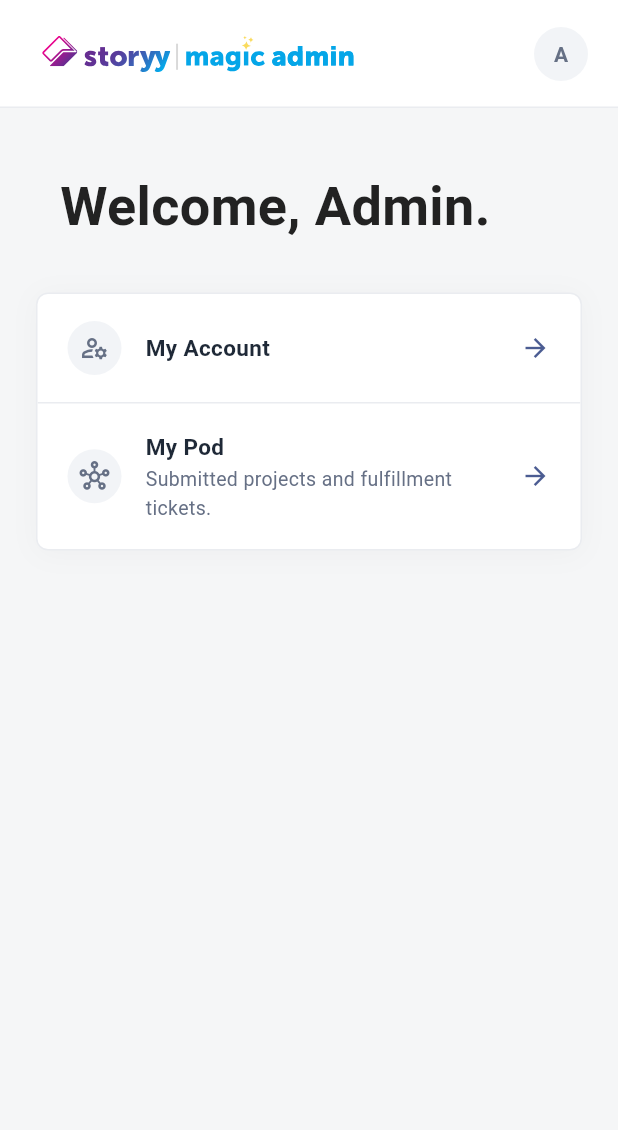
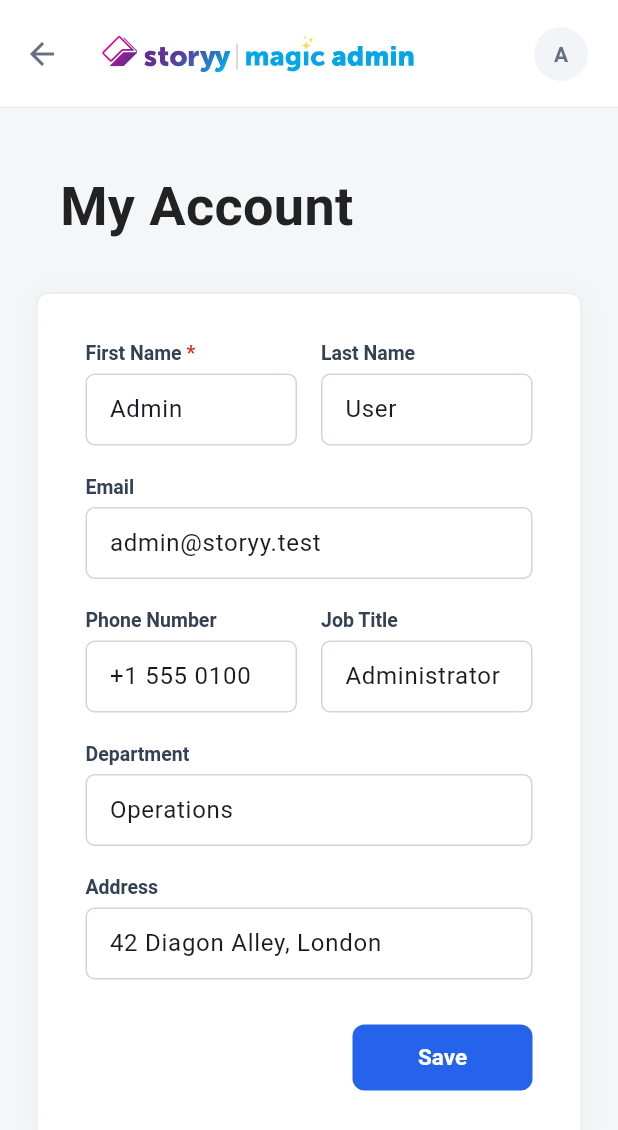
Before and after one commit to caiomoura-storyy/qa_test_1, a Flutter app: the HomePage screen opened by its route, after a tap on "My Account", on a phone screen of 412 x 824 dp. Shown: the top 1130 px of the screen. Run offline on Flutter 3.47's test engine with Material 3 defaults, Android fonts, the phone set to English and light mode, and no system bars; our stand-ins replace flutter_svg, go_router, shared_preferences; accounts and stored records are empty.

Commit message:
Adding My Account

```diff
--- /dev/null
+++ b/lib/app/service/account_service.dart
@@ -0,0 +1,76 @@
+import 'package:shared_preferences/shared_preferences.dart';
+
+class AccountProfile {
+  const AccountProfile({
+    required this.firstName,
+    required this.lastName,
+    required this.email,
+    required this.phone,
+    required this.jobTitle,
+    required this.department,
+    required this.address,
+  });
+
+  final String firstName;
+  final String lastName;
+  final String email;
+  final String phone;
+  final String jobTitle;
+  final String department;
+  final String address;
+}
+
+class AccountService {
+  AccountService._();
+  static final AccountService instance = AccountService._();
+
+  static const _firstNameKey = 'account.firstName';
+  static const _lastNameKey = 'account.lastName';
+  static const _emailKey = 'account.email';
+  static const _phoneKey = 'account.phone';
+  static const _jobTitleKey = 'account.jobTitle';
+  static const _departmentKey = 'account.department';
+  static const _addressKey = 'account.address';
+
+  static const _defaults = AccountProfile(
+    firstName: 'Admin',
+    lastName: 'User',
+    email: 'admin@storyy.test',
+    phone: '+1 555 0100',
+    jobTitle: 'Administrator',
+    department: 'Operations',
+    address: '42 Diagon Alley, London',
+  );
+
+  AccountProfile _profile = _defaults;
+  bool _initialized = false;
+
+  AccountProfile get profile => _profile;
+
+  Future<void> init() async {
+    if (_initialized) return;
+    final prefs = await SharedPreferences.getInstance();
+    _profile = AccountProfile(
+      firstName: prefs.getString(_firstNameKey) ?? _defaults.firstName,
+      lastName: prefs.getString(_lastNameKey) ?? _defaults.lastName,
+      email: prefs.getString(_emailKey) ?? _defaults.email,
+      phone: prefs.getString(_phoneKey) ?? _defaults.phone,
+      jobTitle: prefs.getString(_jobTitleKey) ?? _defaults.jobTitle,
+      department: prefs.getString(_departmentKey) ?? _defaults.department,
+      address: prefs.getString(_addressKey) ?? _defaults.address,
+    );
+    _initialized = true;
+  }
+
+  Future<void> save(AccountProfile profile) async {
+    _profile = profile;
+    final prefs = await SharedPreferences.getInstance();
+    await prefs.setString(_firstNameKey, profile.firstName);
+    await prefs.setString(_lastNameKey, profile.lastName);
+    await prefs.setString(_emailKey, profile.email);
+    await prefs.setString(_phoneKey, profile.phone);
+    await prefs.setString(_jobTitleKey, profile.jobTitle);
+    await prefs.setString(_departmentKey, profile.department);
+    await prefs.setString(_addressKey, profile.address);
+  }
+}
--- a/lib/components/main_app_bar.dart
+++ b/lib/components/main_app_bar.dart
@@ -1,6 +1,5 @@
 import 'package:flutter/material.dart';
 import 'package:flutter_svg/flutter_svg.dart';
-import 'package:go_router/go_router.dart';
 
 import '../app/service/auth_service.dart';
 import '../theme/app_theme.dart';
@@ -15,8 +14,7 @@ class MainAppBar extends StatelessWidget implements PreferredSizeWidget {
 
   @override
   Widget build(BuildContext context) {
-    final router = GoRouter.of(context);
-    final canPop = router.canPop();
+    final canPop = Navigator.of(context).canPop();
 
     return AppBar(
       backgroundColor: Colors.white,
@@ -31,7 +29,7 @@ class MainAppBar extends StatelessWidget implements PreferredSizeWidget {
           ? IconButton(
               tooltip: 'Back',
               icon: const Icon(Icons.arrow_back, color: AppTheme.mutedText),
-              onPressed: router.pop,
+              onPressed: () => Navigator.of(context).maybePop(),
             )
           : null,
       title: SvgPicture.asset(
--- a/lib/main.dart
+++ b/lib/main.dart
@@ -1,10 +1,12 @@
 import 'package:flutter/material.dart';
 
+import 'app/service/account_service.dart';
 import 'app/service/auth_service.dart';
 import 'app_root.dart';
 
 Future<void> main() async {
   WidgetsFlutterBinding.ensureInitialized();
   await AuthService.instance.init();
+  await AccountService.instance.init();
   runApp(const AppRoot());
 }
--- a/lib/pages/home/home_page.dart
+++ b/lib/pages/home/home_page.dart
@@ -51,7 +51,11 @@ class _HomeMenuCard extends StatelessWidget {
   const _HomeMenuCard();
 
   static const _entries = <_MenuEntry>[
-    _MenuEntry(icon: Icons.manage_accounts_outlined, title: 'My Account'),
+    _MenuEntry(
+      icon: Icons.manage_accounts_outlined,
+      title: 'My Account',
+      route: '/my-account',
+    ),
     _MenuEntry(
       icon: Icons.hub_outlined,
       title: 'My Pod',
--- /dev/null
+++ b/lib/pages/my_account/my_account_page.dart
@@ -0,0 +1,406 @@
+import 'package:flutter/material.dart';
+
+import '../../app/service/account_service.dart';
+import '../../components/main_app_bar.dart';
+import '../../theme/app_theme.dart';
+
+class MyAccountPage extends StatefulWidget {
+  const MyAccountPage({super.key});
+
+  @override
+  State<MyAccountPage> createState() => _MyAccountPageState();
+}
+
+class _MyAccountPageState extends State<MyAccountPage> {
+  final _formKey = GlobalKey<FormState>();
+
+  late final TextEditingController _firstName;
+  late final TextEditingController _lastName;
+  late final TextEditingController _email;
+  late final TextEditingController _phone;
+  late final TextEditingController _jobTitle;
+  late final TextEditingController _department;
+  late final TextEditingController _address;
+
+  late final List<_TrackedField> _tracked;
+  bool _isDirty = false;
+
+  @override
+  void initState() {
+    super.initState();
+    final profile = AccountService.instance.profile;
+    _firstName = TextEditingController(text: profile.firstName);
+    _lastName = TextEditingController(text: profile.lastName);
+    _email = TextEditingController(text: profile.email);
+    _phone = TextEditingController(text: profile.phone);
+    _jobTitle = TextEditingController(text: profile.jobTitle);
+    _department = TextEditingController(text: profile.department);
+    _address = TextEditingController(text: profile.address);
+    _tracked = [
+      _TrackedField(_firstName),
+      _TrackedField(_lastName),
+      _TrackedField(_email),
+      _TrackedField(_phone),
+      _TrackedField(_jobTitle),
+      _TrackedField(_address),
+    ];
+    for (final f in _tracked) {
+      f.controller.addListener(_recomputeDirty);
+    }
+  }
+
+  void _recomputeDirty() {
+    final dirty = _tracked.any((f) => f.controller.text != f.baseline);
+    if (dirty != _isDirty) setState(() => _isDirty = dirty);
+  }
+
+  @override
+  void dispose() {
+    for (final f in _tracked) {
+      f.controller.removeListener(_recomputeDirty);
+    }
+    _firstName.dispose();
+    _lastName.dispose();
+    _email.dispose();
+    _phone.dispose();
+    _jobTitle.dispose();
+    _department.dispose();
+    _address.dispose();
+    super.dispose();
+  }
+
+  Future<void> _save() async {
+    if (!_formKey.currentState!.validate()) return;
+
+    await AccountService.instance.save(
+      AccountProfile(
+        firstName: _firstName.text,
+        lastName: _lastName.text,
+        email: _email.text,
+        phone: _phone.text,
+        jobTitle: _jobTitle.text,
+        department: _department.text,
+        address: _address.text,
+      ),
+    );
+
+    if (!mounted) return;
+    setState(() {
+      for (final f in _tracked) {
+        f.baseline = f.controller.text;
+      }
+      _isDirty = false;
+    });
+    ScaffoldMessenger.of(
+      context,
+    ).showSnackBar(const SnackBar(content: Text('Account updated.')));
+  }
+
+  Future<bool> _confirmDiscard() async {
+    final result = await showDialog<bool>(
+      context: context,
+      builder: (ctx) => Dialog(
+        child: ConstrainedBox(
+          constraints: const BoxConstraints(maxWidth: 320),
+          child: Padding(
+            padding: const EdgeInsets.all(24),
+            child: Column(
+              mainAxisSize: MainAxisSize.min,
+              crossAxisAlignment: CrossAxisAlignment.stretch,
+              children: [
+                const Text(
+                  'Discard changes?',
+                  style: TextStyle(
+                    fontSize: 20,
+                    fontWeight: FontWeight.w700,
+                  ),
+                ),
+                const SizedBox(height: 12),
+                const Text(
+                  'You have unsaved changes. Are you sure you want to leave and discard them?',
+                  style: TextStyle(
+                    fontSize: 14,
+                    color: AppTheme.mutedText,
+                    height: 1.4,
+                  ),
+                ),
+                const SizedBox(height: 24),
+                FilledButton(
+                  onPressed: () => Navigator.of(ctx).pop(false),
+                  child: const Text('Keep editing'),
+                ),
+                const SizedBox(height: 8),
+                OutlinedButton(
+                  onPressed: () => Navigator.of(ctx).pop(true),
+                  style: OutlinedButton.styleFrom(
+                    foregroundColor: AppTheme.danger,
+                    side: const BorderSide(color: AppTheme.danger),
+                    minimumSize: const Size.fromHeight(40),
+                    textStyle: const TextStyle(
+                      fontSize: 14,
+                      fontWeight: FontWeight.w600,
+                    ),
+                  ),
+                  child: const Text('Discard'),
+                ),
+              ],
+            ),
+          ),
+        ),
+      ),
+    );
+    return result ?? false;
+  }
+
+  @override
+  Widget build(BuildContext context) {
+    return PopScope(
+      canPop: !_isDirty,
+      onPopInvokedWithResult: (didPop, _) async {
+        if (didPop) return;
+        final confirmed = await _confirmDiscard();
+        if (!confirmed || !mounted) return;
+        if (context.mounted) Navigator.of(context).pop();
+      },
+      child: Scaffold(
+        appBar: const MainAppBar(),
+        body: SingleChildScrollView(
+        padding: const EdgeInsets.symmetric(horizontal: 24, vertical: 40),
+        child: Center(
+          child: ConstrainedBox(
+            constraints: const BoxConstraints(maxWidth: 960),
+            child: Column(
+              crossAxisAlignment: CrossAxisAlignment.stretch,
+              children: [
+                const Padding(
+                  padding: EdgeInsets.only(left: 16, bottom: 32),
+                  child: Text(
+                    'My Account',
+                    style: TextStyle(
+                      fontSize: 36,
+                      fontWeight: FontWeight.w700,
+                      color: Color(0xFF222222),
+                    ),
+                  ),
+                ),
+                Center(
+                  child: ConstrainedBox(
+                    constraints: const BoxConstraints(maxWidth: 720),
+                    child: _buildCard(),
+                  ),
+                ),
+              ],
+            ),
+          ),
+        ),
+      ),
+      ),
+    );
+  }
+
+  Widget _buildCard() {
+    return Container(
+      padding: const EdgeInsets.all(32),
+      decoration: BoxDecoration(
+        color: Colors.white,
+        borderRadius: BorderRadius.circular(8),
+        border: Border.all(color: AppTheme.divider),
+        boxShadow: [
+          BoxShadow(
+            color: Colors.black.withValues(alpha: 0.03),
+            blurRadius: 16,
+            offset: const Offset(0, 2),
+          ),
+        ],
+      ),
+      child: FocusTraversalGroup(
+        policy: OrderedTraversalPolicy(),
+        child: Form(
+          key: _formKey,
+          child: Column(
+            crossAxisAlignment: CrossAxisAlignment.stretch,
+            children: [
+              Row(
+                crossAxisAlignment: CrossAxisAlignment.start,
+                children: [
+                  Expanded(
+                    child: _LabeledField(
+                      label: 'First Name',
+                      order: 1,
+                      isRequired: true,
+                      child: TextFormField(
+                        controller: _firstName,
+                        decoration: const InputDecoration(
+                          hintText: 'First name',
+                        ),
+                        validator: _required,
+                      ),
+                    ),
+                  ),
+                  const SizedBox(width: 16),
+                  Expanded(
+                    child: _LabeledField(
+                      label: 'Last Name',
+                      order: 3,
+                      child: TextFormField(
+                        controller: _lastName,
+                        decoration: const InputDecoration(
+                          hintText: 'Last name',
+                        ),
+                        validator: _required,
+                      ),
+                    ),
+                  ),
+                ],
+              ),
+              const SizedBox(height: 20),
+              _LabeledField(
+                label: 'Email',
+                order: 2,
+                child: TextFormField(
+                  controller: _email,
+                  keyboardType: TextInputType.emailAddress,
+                  decoration: const InputDecoration(
+                    hintText: 'you@example.com',
+                  ),
+                  validator: _email_,
+                ),
+              ),
+              const SizedBox(height: 20),
+              Row(
+                crossAxisAlignment: CrossAxisAlignment.start,
+                children: [
+                  Expanded(
+                    child: _LabeledField(
+                      label: 'Phone Number',
+                      order: 4,
+                      child: TextFormField(
+                        controller: _phone,
+                        keyboardType: TextInputType.phone,
+                        decoration: const InputDecoration(
+                          hintText: '+1 555 0100',
+                        ),
+                      ),
+                    ),
+                  ),
+                  const SizedBox(width: 16),
+                  Expanded(
+                    child: _LabeledField(
+                      label: 'Job Title',
+                      order: 5,
+                      child: TextFormField(
+                        controller: _jobTitle,
+                        decoration: const InputDecoration(
+                          hintText: 'Job title',
+                        ),
+                      ),
+                    ),
+                  ),
+                ],
+              ),
+              const SizedBox(height: 20),
+              _LabeledField(
+                label: 'Department',
+                order: 6,
+                child: TextFormField(
+                  controller: _department,
+                  decoration: const InputDecoration(hintText: 'Department'),
+                ),
+              ),
+              const SizedBox(height: 20),
+              _LabeledField(
+                label: 'Address',
+                order: 8,
+                child: TextFormField(
+                  controller: _address,
+                  decoration: const InputDecoration(
+                    hintText: 'Street, city, country',
+                  ),
+                ),
+              ),
+              const SizedBox(height: 28),
+              FocusTraversalOrder(
+                order: const NumericFocusOrder(7),
+                child: Align(
+                  alignment: Alignment.centerRight,
+                  child: FilledButton(
+                    onPressed: _save,
+                    style: FilledButton.styleFrom(
+                      minimumSize: const Size(120, 44),
+                    ),
+                    child: const Text('Save'),
+                  ),
+                ),
+              ),
+            ],
+          ),
+        ),
+      ),
+    );
+  }
+
+  static String? _required(String? v) =>
+      (v == null || v.trim().isEmpty) ? 'This field is required.' : null;
+
+  // ignore: non_constant_identifier_names
+  static String? _email_(String? v) {
+    if (v == null || v.trim().isEmpty) return 'This field is required.';
+    final ok = RegExp(r'^[^@\s]+@[^@\s]+\.[^@\s]+$').hasMatch(v.trim());
+    return ok ? null : 'Enter a valid email address.';
+  }
+}
+
+class _TrackedField {
+  _TrackedField(this.controller) : baseline = controller.text;
+
+  final TextEditingController controller;
+  String baseline;
+}
+
+class _LabeledField extends StatelessWidget {
+  const _LabeledField({
+    required this.label,
+    required this.order,
+    required this.child,
+    this.isRequired = false,
+  });
+
+  final String label;
+  final double order;
+  final Widget child;
+  final bool isRequired;
+
+  @override
+  Widget build(BuildContext context) {
+    const labelStyle = TextStyle(
+      fontSize: 13,
+      fontWeight: FontWeight.w600,
+      color: Color(0xFF344054),
+    );
+
+    return FocusTraversalOrder(
+      order: NumericFocusOrder(order),
+      child: Column(
+        crossAxisAlignment: CrossAxisAlignment.start,
+        children: [
+          RichText(
+            text: TextSpan(
+              text: label,
+              style: labelStyle,
+              children: isRequired
+                  ? const [
+                      TextSpan(
+                        text: ' *',
+                        style: TextStyle(color: AppTheme.danger),
+                      ),
+                    ]
+                  : null,
+            ),
+          ),
+          const SizedBox(height: 6),
+          child,
+        ],
+      ),
+    );
+  }
+}
--- a/lib/router/app_router.dart
+++ b/lib/router/app_router.dart
@@ -4,6 +4,7 @@ import 'package:go_router/go_router.dart';
 import '../app/service/auth_service.dart';
 import '../pages/home/home_page.dart';
 import '../pages/login/login_page.dart';
+import '../pages/my_account/my_account_page.dart';
 import '../pages/no_access/no_access_page.dart';
 import '../pages/not_found/not_found_page.dart';
 import '../pages/two_factor/two_factor_page.dart';
@@ -33,5 +34,9 @@ final appRouter = GoRouter(
       path: AuthGuard.homeRoute,
       pageBuilder: (context, state) => _page(const HomePage()),
     ),
+    GoRoute(
+      path: AuthGuard.myAccountRoute,
+      pageBuilder: (context, state) => _page(const MyAccountPage()),
+    ),
   ],
 );
--- a/lib/router/auth_guard.dart
+++ b/lib/router/auth_guard.dart
@@ -9,6 +9,7 @@ class AuthGuard {
   static const String twoFactorRoute = '/2fa';
   static const String noAccessRoute = '/no-access';
   static const String homeRoute = '/home';
+  static const String myAccountRoute = '/my-account';
 
   static const Set<String> _authFlowRoutes = {
     loginRoute,
```
